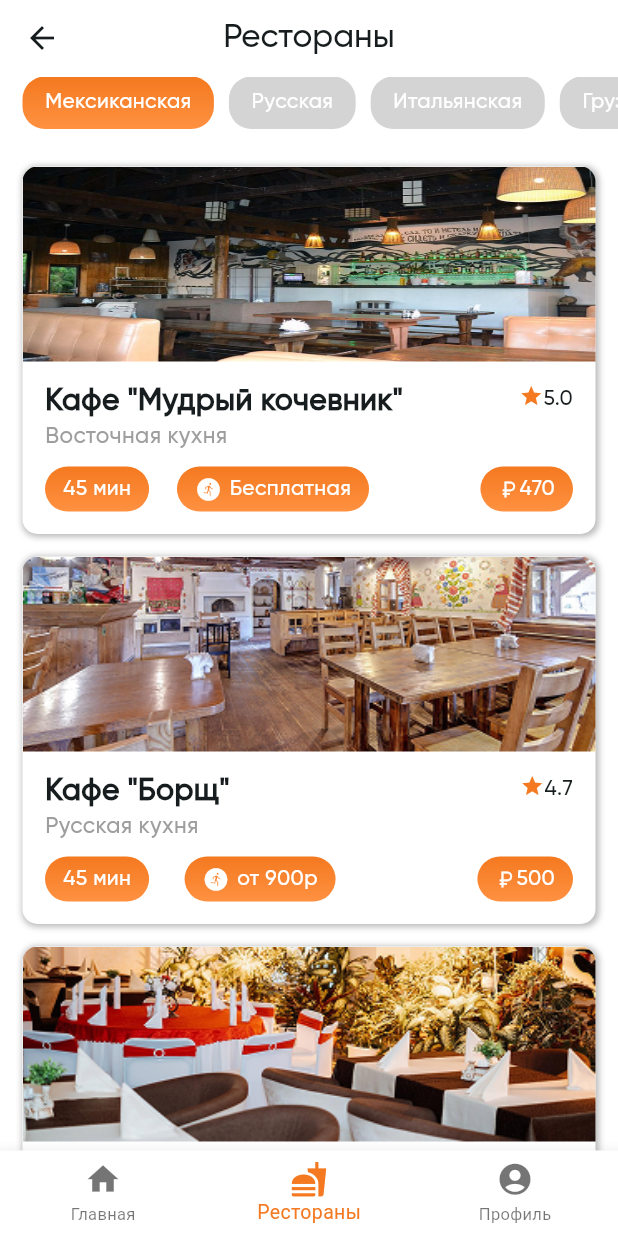
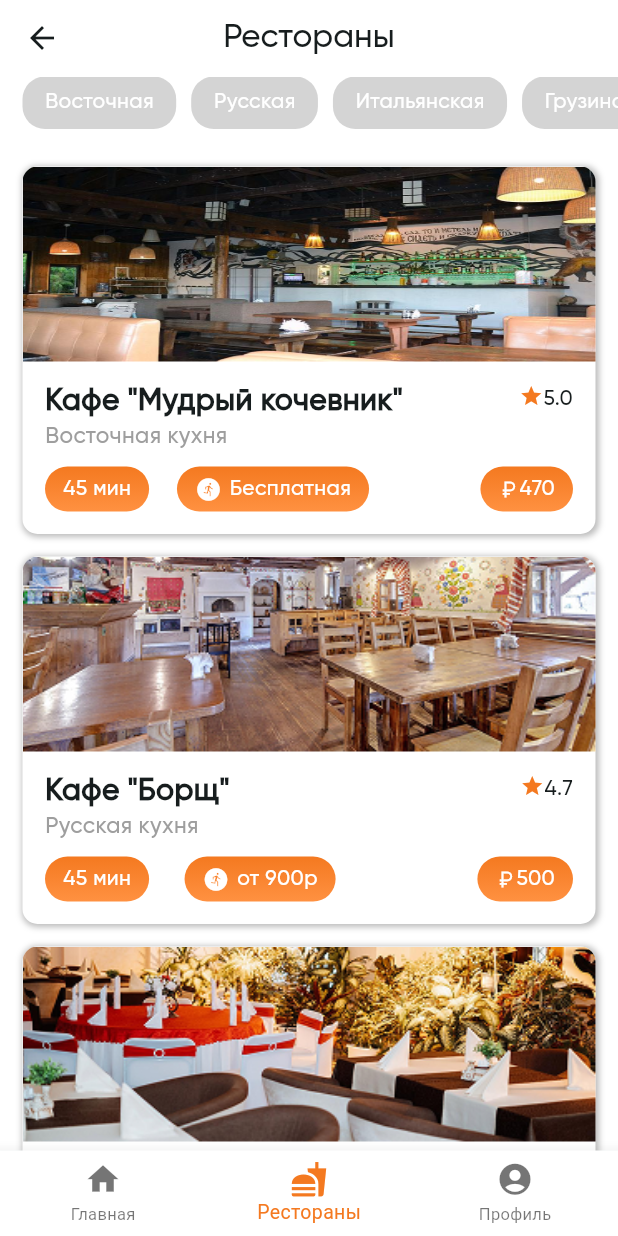
Before and after one commit to Krapotur/ethnomir, a Flutter app: the RestaurantsScreen screen opened by its route, on a phone screen of 412 x 824 dp. Run offline on Flutter 3.47's test engine with Material 3 defaults, Android fonts, the phone set to English and light mode, and no system bars; our stand-ins replace animated_text_kit, auto_route.

Commit message:
Refactor restaurnts screen

```diff
--- a/lib/features/home/widgets/restaurants_widget.dart
+++ b/lib/features/home/widgets/restaurants_widget.dart
@@ -12,7 +12,7 @@ class RestaurantsWidget extends StatelessWidget {
         RestaurantContainerWidget(title: 'Фастфуд', imgTitle: 'fastfood', color: Color(0xFFC8F8FF)),
         RestaurantContainerWidget(title: 'Русская', imgTitle: 'rus_kitchen', color: Color(0xFFFF7272)),
         RestaurantContainerWidget(title: 'Итальянская', imgTitle: 'italy_kitchen', color: Color(0xFFE5FFAE)),
-        RestaurantContainerWidget(title: 'Мексиканская', imgTitle: 'mexico_kitchen', color: Color(0xFFEDC8FF)),
+        RestaurantContainerWidget(title: 'Восточная', imgTitle: 'mexico_kitchen', color: Color(0xFFEDC8FF)),
     ];
 
     return Column(
@@ -42,7 +42,7 @@ class RestaurantsWidget extends StatelessWidget {
             scrollDirection: Axis.horizontal,
             itemCount: restaurantsList.length,
             itemBuilder: (context, index) => GestureDetector(
-              onTap: () => AutoRouter.of(context).replaceAll([RestaurantsRoute()]),
+              onTap: () => AutoRouter.of(context).replaceAll([RestaurantsRoute(kitchen: restaurantsList[index].title)]),
               child: restaurantsList[index]),
             separatorBuilder: (context, index) => SizedBox(width: 15),
           ),
--- a/lib/features/main/view/main_screen.dart
+++ b/lib/features/main/view/main_screen.dart
@@ -9,7 +9,7 @@ class MainScreen extends StatelessWidget {
   @override
   Widget build(BuildContext context) {
     return AutoTabsRouter(
-      routes: const [HomeRoute(), RestaurantsRoute(), ProfileRoute()],
+      routes:  [HomeRoute(), RestaurantsRoute(), ProfileRoute()],
       builder: (context, child) {
         final tabsRouter = AutoTabsRouter.of(context);
         return Scaffold(
--- a/lib/features/restaurants/view/restaurants_screen.dart
+++ b/lib/features/restaurants/view/restaurants_screen.dart
@@ -6,16 +6,15 @@ import 'package:flutter/material.dart';
 
 @RoutePage()
 class RestaurantsScreen extends StatefulWidget {
-  const RestaurantsScreen({super.key});
+  final String? kitchen;
+  const RestaurantsScreen({super.key, this.kitchen});
 
   @override
   State<RestaurantsScreen> createState() => _RestaurantsScreenState();
 }
 
 class _RestaurantsScreenState extends State<RestaurantsScreen> {
-  @override
-  Widget build(BuildContext context) {
-    final List<Restaurant> restaurantsList = [
+  List<Restaurant> restaurantsList = [
     Restaurant(
       title: 'Мудрый кочевник',
       kitchen: 'Восточная',
@@ -45,6 +44,8 @@ class _RestaurantsScreenState extends State<RestaurantsScreen> {
     ),
   ];
 
+  @override
+  Widget build(BuildContext context) {
     return Scaffold(
       backgroundColor: Colors.white,
       appBar: AppBar(
@@ -63,12 +64,21 @@ class _RestaurantsScreenState extends State<RestaurantsScreen> {
                 scrollDirection: Axis.horizontal,
                 children: [
                   KitchenBtnContainerWidget(
-                    title: 'Мексиканская',
-                    isSelect: true,
+                    title: 'Восточная',
+                    isSelect: 'Восточная' == widget.kitchen,
                   ),
-                  KitchenBtnContainerWidget(title: 'Русская'),
-                  KitchenBtnContainerWidget(title: 'Итальянская'),
-                  KitchenBtnContainerWidget(title: 'Грузинская'),
+                  KitchenBtnContainerWidget(
+                    title: 'Русская',
+                    isSelect: 'Русская' == widget.kitchen,
+                  ),
+                  KitchenBtnContainerWidget(
+                    title: 'Итальянская',
+                    isSelect: 'Итальянская' == widget.kitchen,
+                  ),
+                  KitchenBtnContainerWidget(
+                    title: 'Грузинская',
+                    isSelect: 'Грузинская' == widget.kitchen,
+                  ),
                 ],
               ),
             ),
@@ -88,4 +98,17 @@ class _RestaurantsScreenState extends State<RestaurantsScreen> {
       ),
     );
   }
+
+  void getKitchenList(String kitchen) {
+    List<Restaurant> newList = [];
+
+    for (var rest in restaurantsList) {
+      if (rest.kitchen == kitchen) {
+        newList.add(rest);
       }
+    }
+    setState(() {
+      restaurantsList = newList;
+    });
+  }
+}
--- a/lib/features/splash/view/splash_screen.dart
+++ b/lib/features/splash/view/splash_screen.dart
@@ -1,6 +1,5 @@
 import 'package:animated_text_kit/animated_text_kit.dart';
 import 'package:auto_route/auto_route.dart';
-import 'package:ethnomir/repositories/models.dart';
 import 'package:ethnomir/router/app_router.gr.dart';
 import 'package:flutter/material.dart';
 
```
Also changed, not shown: lib/features/home/view/home_screen.dart (+1 -8 lines), lib/router/app_router.gr.dart. Lines whose indentation alone changed are shown as unchanged.
